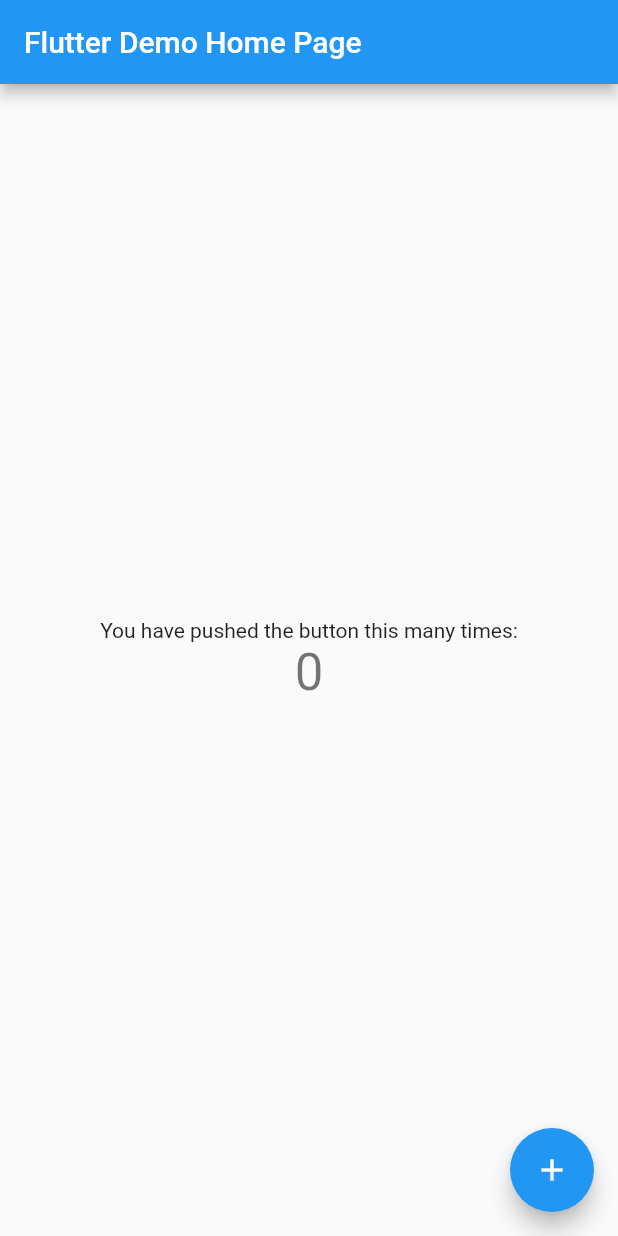
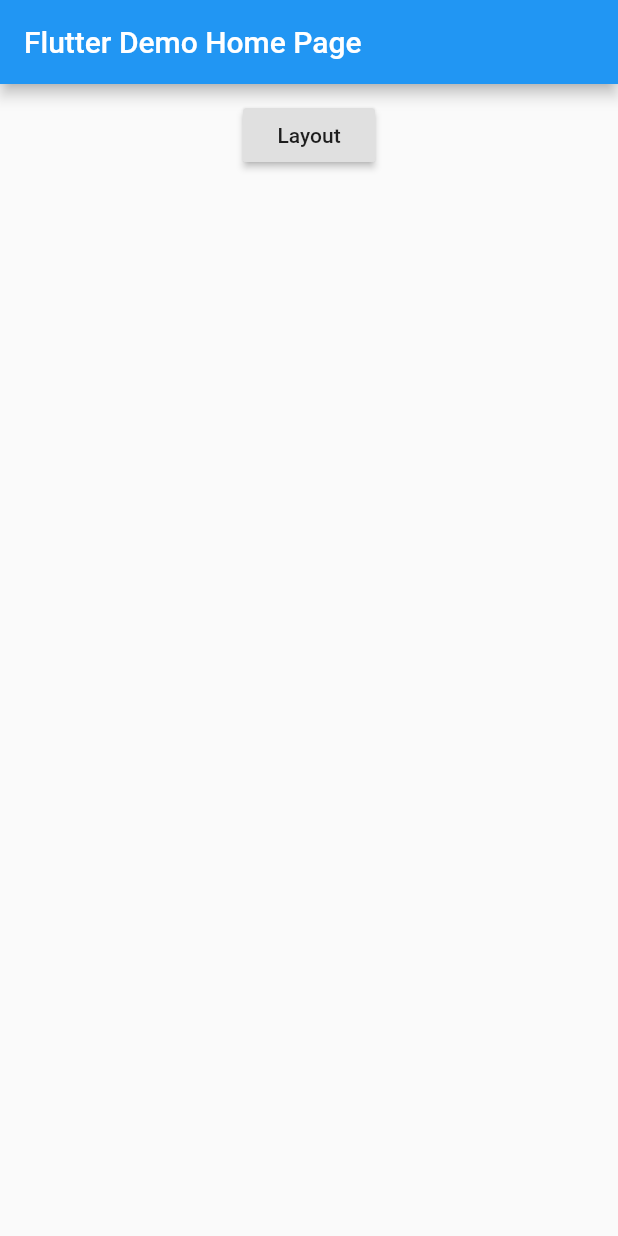
Before and after one commit to nchkdxlq/flutter_demo, a Flutter app: the screen it shows after launch, on a phone screen of 412 x 824 dp. Run offline on Flutter 3.47's test engine with Material 2 defaults, Android fonts, the phone set to English and light mode, and no system bars.

Commit message:
add layout

```diff
--- a/lib/main.dart
+++ b/lib/main.dart
@@ -1,4 +1,5 @@
 import 'package:flutter/material.dart';
+import 'package:flutterdemo/LayoutDemo.dart';
 
 void main() {
   runApp(MyApp());
@@ -77,41 +78,37 @@ class _MyHomePageState extends State<MyHomePage> {
         // the App.build method, and use it to set our appbar title.
         title: Text(widget.title),
       ),
-      body: Center(
-        // Center is a layout widget. It takes a single child and positions it
-        // in the middle of the parent.
-        child: Column(
-          // Column is also a layout widget. It takes a list of children and
-          // arranges them vertically. By default, it sizes itself to fit its
-          // children horizontally, and tries to be as tall as its parent.
-          //
-          // Invoke "debug painting" (press "p" in the console, choose the
-          // "Toggle Debug Paint" action from the Flutter Inspector in Android
-          // Studio, or the "Toggle Debug Paint" command in Visual Studio Code)
-          // to see the wireframe for each widget.
-          //
-          // Column has various properties to control how it sizes itself and
-          // how it positions its children. Here we use mainAxisAlignment to
-          // center the children vertically; the main axis here is the vertical
-          // axis because Columns are vertical (the cross axis would be
-          // horizontal).
-          mainAxisAlignment: MainAxisAlignment.center,
-          children: <Widget>[
-            Text(
-              'You have pushed the button this many times:',
-            ),
-            Text(
-              '$_counter',
-              style: Theme.of(context).textTheme.headline4,
-            ),
-          ],
+      body: ListView(
+        children: <Widget>[
+          layoutEntry()
+        ],
+      )
+    );
+  }
+
+  Widget layoutEntry() {
+    return rowItem("Layout", LayoutDemo());
+  }
+
+  Widget rowItem(String title, Widget destWidget) {
+    return Container(
+      padding: EdgeInsets.all(10),
+//      margin: EdgeInsets.all(10),
+      child: Center(
+        child: RaisedButton(
+          child: Text(title),
+          onPressed: push(destWidget),
         ),
       ),
-      floatingActionButton: FloatingActionButton(
-        onPressed: _incrementCounter,
-        tooltip: 'Increment',
-        child: Icon(Icons.add),
-      ), // This trailing comma makes auto-formatting nicer for build methods.
     );
   }
+
+  VoidCallback push(Widget destWidget) {
+    return () {
+      Navigator.push(context, MaterialPageRoute(builder: (context) {
+        return destWidget;
+      }));
+    };
+  }
+
 }
```
Also changed, not shown: lib/LayoutDemo.dart (added, +19 -0 lines).
